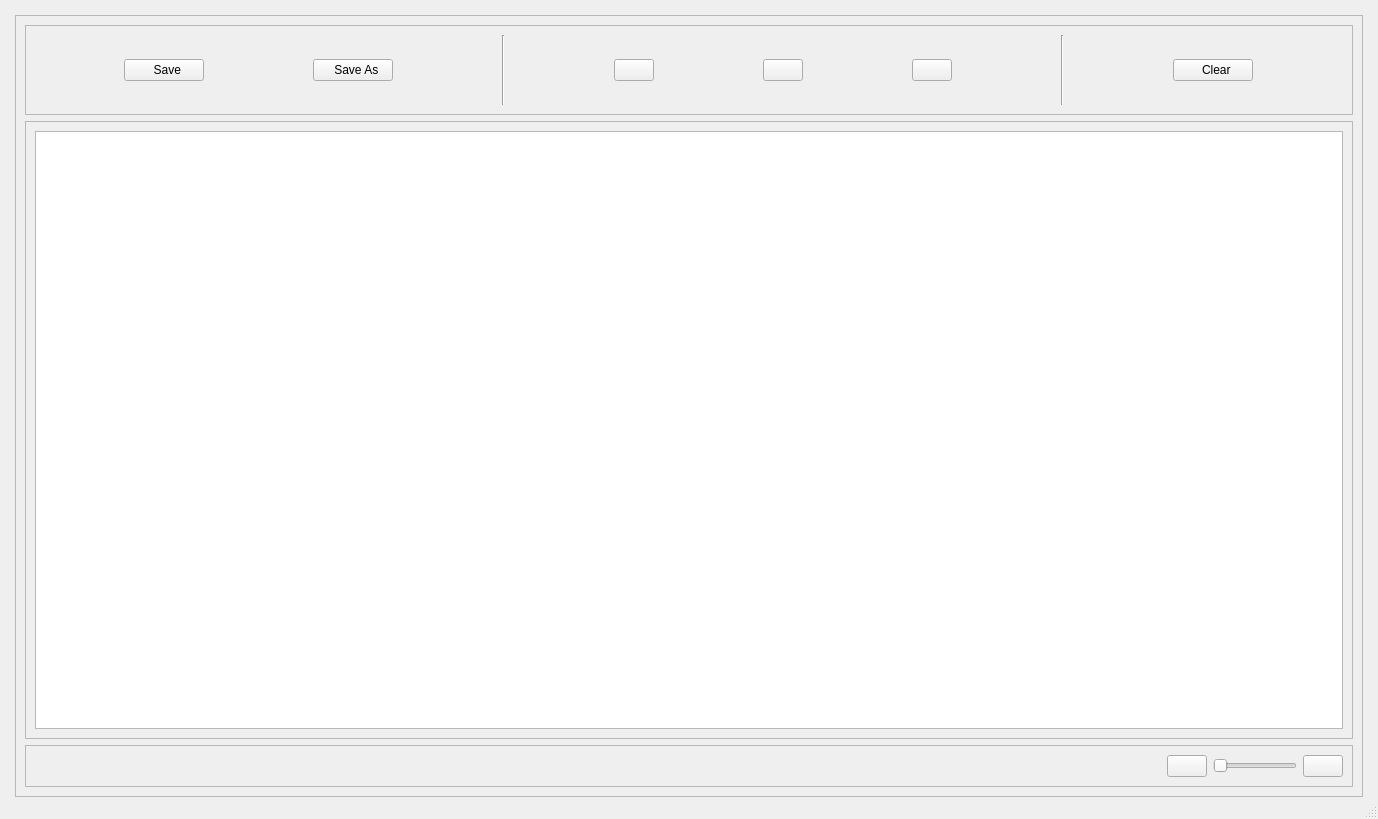
Above: UiWindows/MyPad.ui from hamkj008/MyPad before the change. Below: the same form after it.
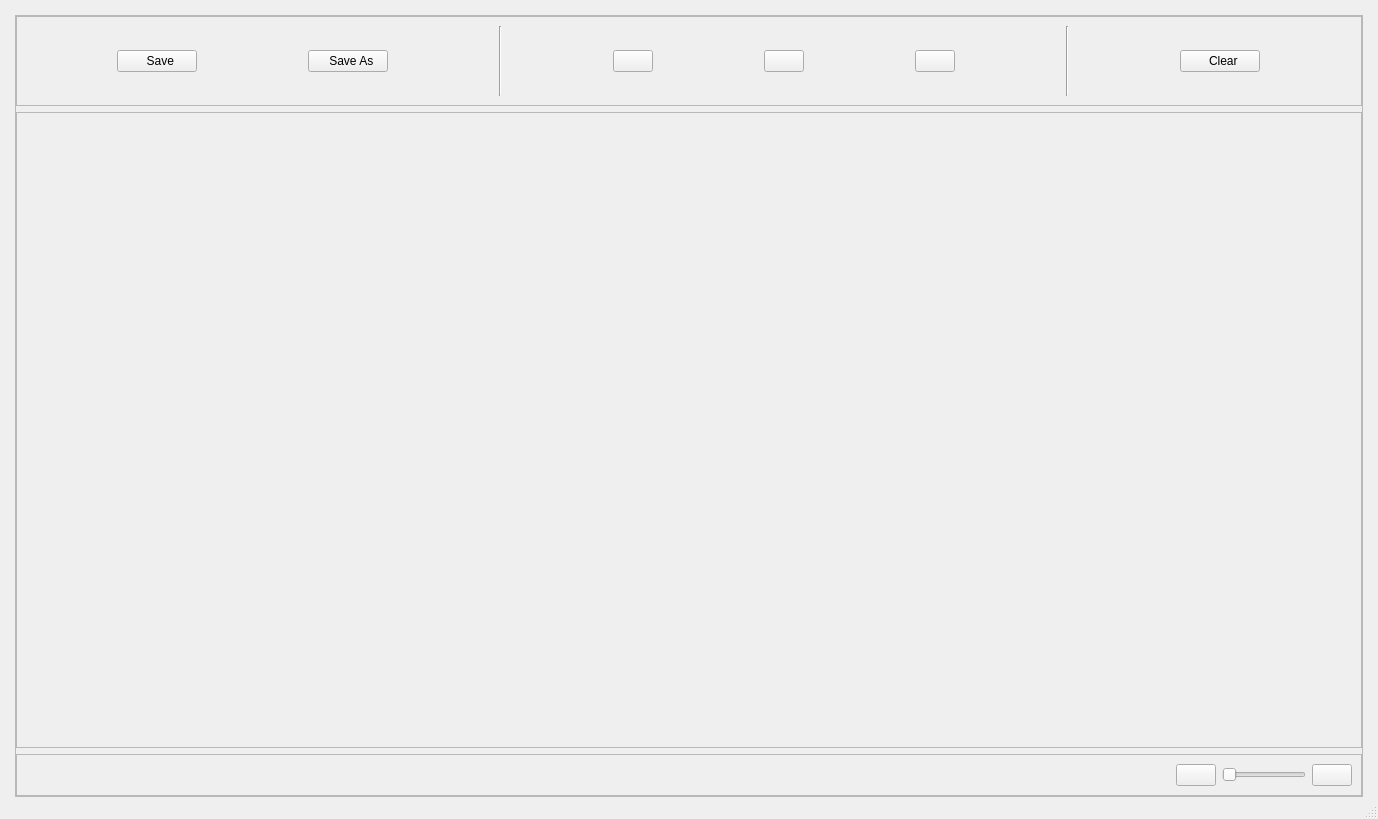
That is the form after the change. Icons and pictures are not drawn.

Commit message: Complete redo of text edit number and line display with paint event, along with fontSize.  Fixed save and action control flow, file name display,  incorporated qss controller

```diff
--- a/UiWindows/MyPad.ui
+++ b/UiWindows/MyPad.ui
@@ -39,6 +39,18 @@
        <enum>QFrame::Raised</enum>
       </property>
       <layout class="QVBoxLayout" name="verticalLayout_2">
+       <property name="leftMargin">
+        <number>0</number>
+       </property>
+       <property name="topMargin">
+        <number>0</number>
+       </property>
+       <property name="rightMargin">
+        <number>0</number>
+       </property>
+       <property name="bottomMargin">
+        <number>0</number>
+       </property>
        <item>
         <widget class="QFrame" name="ButtonFrame">
          <property name="sizePolicy">
@@ -248,19 +260,6 @@
           <property name="spacing">
            <number>5</number>
           </property>
-          <item>
-           <layout class="QVBoxLayout" name="numVBox"/>
-          </item>
-          <item>
-           <widget class="QTextEdit" name="textEdit">
-            <property name="sizePolicy">
-             <sizepolicy hsizetype="Expanding" vsizetype="Preferred">
-              <horstretch>0</horstretch>
-              <verstretch>0</verstretch>
-             </sizepolicy>
-            </property>
-           </widget>
-          </item>
          </layout>
         </widget>
        </item>
```
The commit also changes 14 other files.
